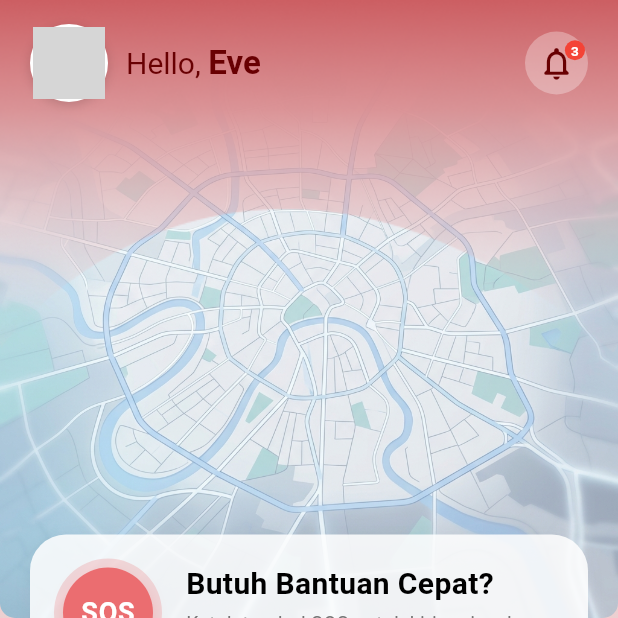
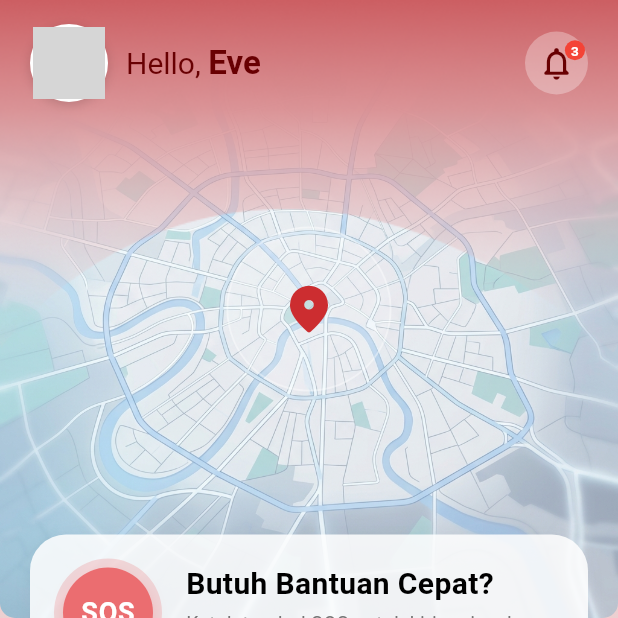
Before and after one commit to rachelldhia/Lapor.In, a Flutter app: the MainPage screen opened directly, on a phone screen of 412 x 824 dp, the top half of it. Run offline on Flutter 3.47's test engine with Material 3 defaults, Android fonts, the phone set to English and light mode, and no system bars; our stand-ins replace dartz, dio, equatable, flutter_bloc, font_awesome_flutter, get_it and 2 more; network calls fail; grey boxes are pictures that could not be loaded.

Commit message:
feat: add location pin marker to homepage background map

```diff
--- a/lib/features/home/presentation/pages/home_page.dart
+++ b/lib/features/home/presentation/pages/home_page.dart
@@ -44,7 +44,10 @@ class HomePage extends StatelessWidget {
                   MaterialPageRoute(builder: (context) => const MapPage()),
                 );
               },
-              child: ClipRRect(
+              child: Stack(
+                alignment: Alignment.center,
+                children: [
+                  ClipRRect(
                     borderRadius: const BorderRadius.only(
                       bottomLeft: Radius.circular(10),
                       bottomRight: Radius.circular(10),
@@ -55,6 +58,31 @@ class HomePage extends StatelessWidget {
                       fit: BoxFit.fitWidth,
                       alignment: Alignment.topCenter,
                     ),
+                  ),
+                  // White/gray translucent circle
+                  IgnorePointer(
+                    child: Container(
+                      width: 110,
+                      height: 110,
+                      decoration: BoxDecoration(
+                        color: Colors.white.withValues(alpha: 0.15),
+                        shape: BoxShape.circle,
+                        border: Border.all(
+                          color: Colors.white.withValues(alpha: 0.35),
+                          width: 1.2,
+                        ),
+                      ),
+                    ),
+                  ),
+                  // Red Location Pin in the center
+                  const IgnorePointer(
+                    child: Icon(
+                      Icons.location_on_rounded,
+                      color: Color(0xFFCC2D30),
+                      size: 38,
+                    ),
+                  ),
+                ],
               ),
             ),
 
```
Lines whose indentation alone changed are shown as unchanged.
